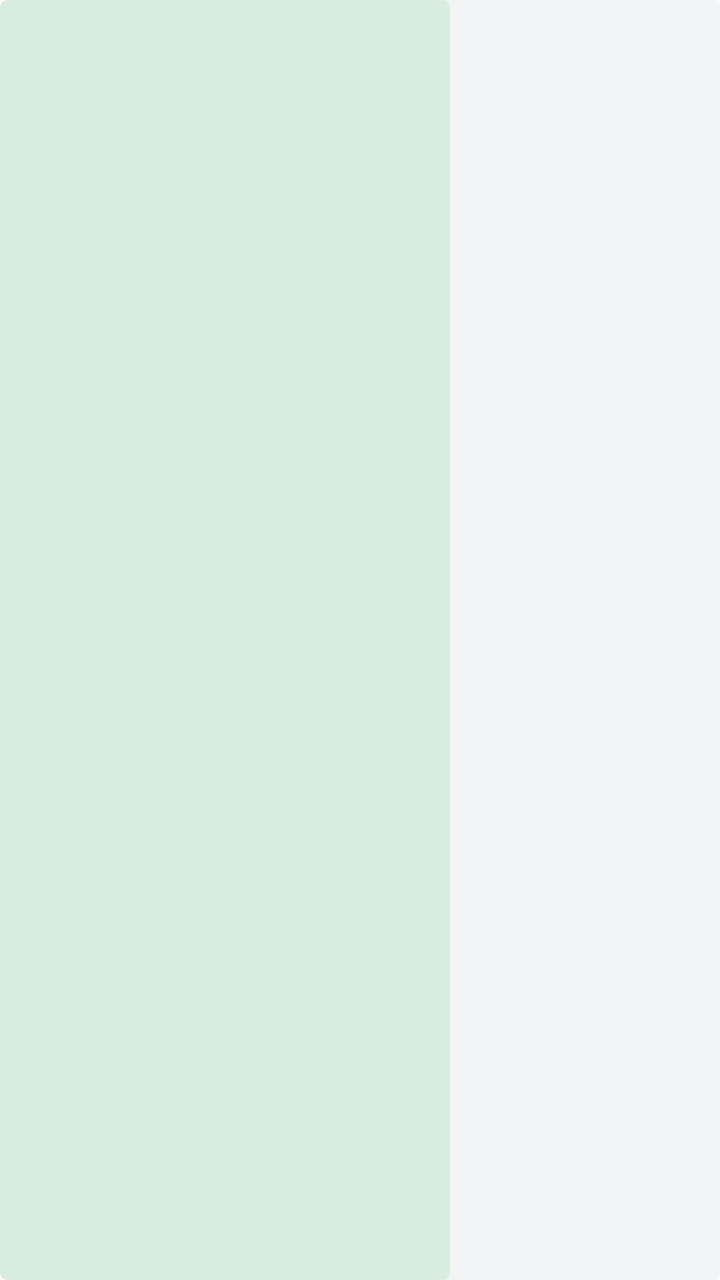
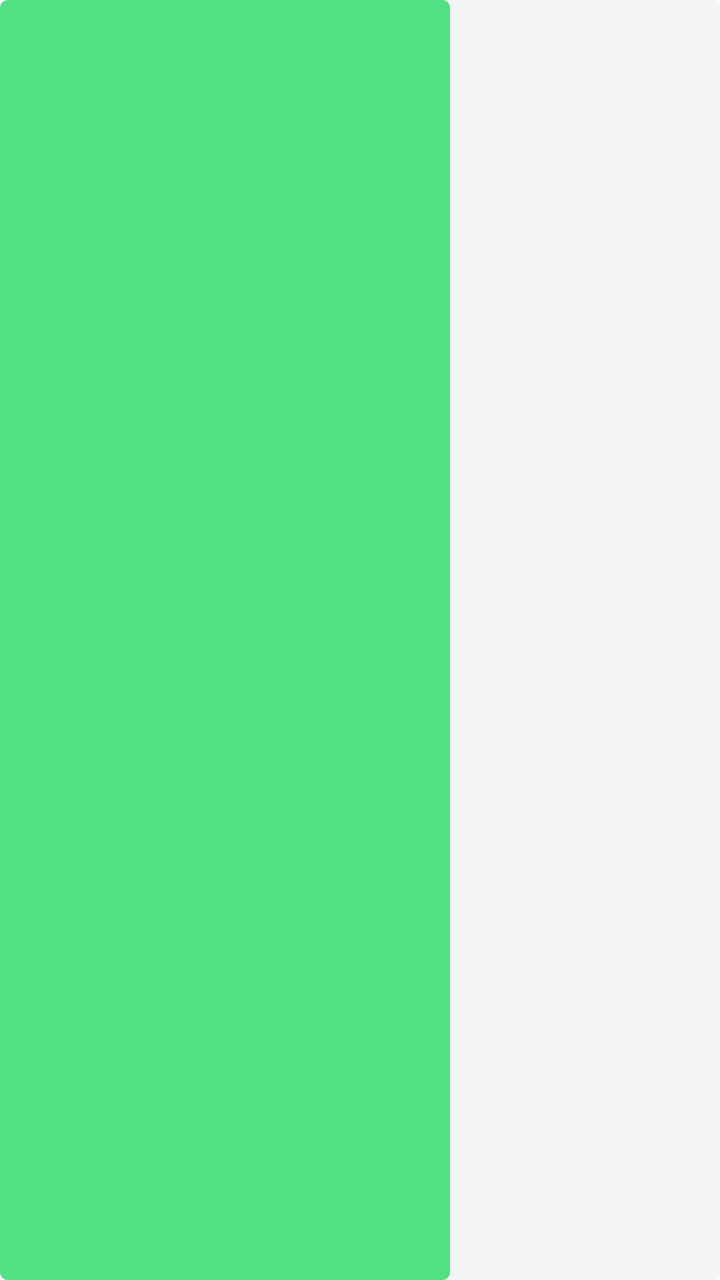

Compare the two renders of this Android layout. The source of the first and the diff that turns it into the second are given below.
<!-- AndroidManifest.xml: application theme AppTheme -->
<!-- res/layout/widget_progress_lecture_light.xml -->
<ProgressBar xmlns:android="http://schemas.android.com/apk/res/android" android:id="@+id/widget_progress" style="?android:attr/progressBarStyleHorizontal" android:layout_width="match_parent" android:layout_height="6dp" android:max="10000" android:progress="6250" android:indeterminate="false" android:progressDrawable="@drawable/widget_progress" android:progressTint="@color/widget_lecture_light_fill" android:progressBackgroundTint="#4D9BB1CA"/>
<!-- resources referenced by this layout -->
<resources>
  <color name="widget_lecture_light_fill">#d9edde</color>
  <!-- drawable widget_progress (drawable) -->
  <layer-list xmlns:android="http://schemas.android.com/apk/res/android">
      <item android:id="@android:id/background">
          <shape><corners android:radius="4dp"/><solid android:color="#4D9BB1CA"/></shape>
      </item>
      <item android:id="@android:id/progress">
          <scale android:scaleWidth="100%" android:scaleGravity="left"><shape><corners android:radius="4dp"/><solid android:color="#FFB987"/></shape></scale>
      </item>
  </layer-list>
  <style name="AppTheme" parent="Theme.AppCompat.Light.DarkActionBar">
          
          <item name="colorPrimary">@color/colorPrimary</item>
          <item name="colorPrimaryDark">@color/colorPrimaryDark</item>
          <item name="colorAccent">@color/colorAccent</item>
      </style>
</resources>

<!-- the commit's change to res/layout/widget_progress_lecture_light.xml (unified diff, before → after) -->
@@ -1 +1 @@
-<ProgressBar xmlns:android="http://schemas.android.com/apk/res/android" android:id="@+id/widget_progress" style="?android:attr/progressBarStyleHorizontal" android:layout_width="match_parent" android:layout_height="6dp" android:max="10000" android:progress="6250" android:indeterminate="false" android:progressDrawable="@drawable/widget_progress" android:progressTint="@color/widget_lecture_light_fill" android:progressBackgroundTint="#4D9BB1CA"/>
+<ProgressBar xmlns:android="http://schemas.android.com/apk/res/android" android:id="@+id/widget_progress" style="?android:attr/progressBarStyleHorizontal" android:layout_width="match_parent" android:layout_height="6dp" android:max="10000" android:progress="6250" android:indeterminate="false" android:progressDrawable="@drawable/widget_progress" android:progressTint="@color/widget_lecture_bright" android:progressBackgroundTint="#4D9BB1CA"/>
<!-- resource entries referenced after the edit -->
@@ -1,6 +1,6 @@
 <!-- resources referenced by this layout -->
 <resources>
-  <color name="widget_lecture_light_fill">#d9edde</color>
+  <color name="widget_lecture_bright">#52E082</color>
   <!-- drawable widget_progress (drawable) -->
   <layer-list xmlns:android="http://schemas.android.com/apk/res/android">
       <item android:id="@android:id/background">
